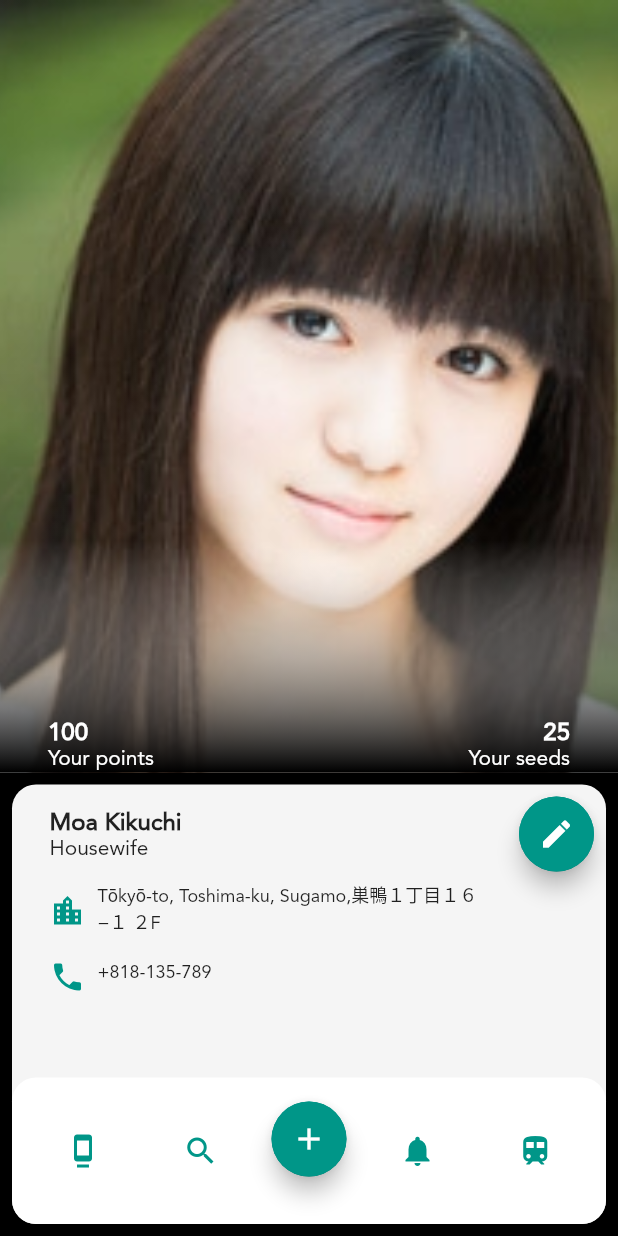
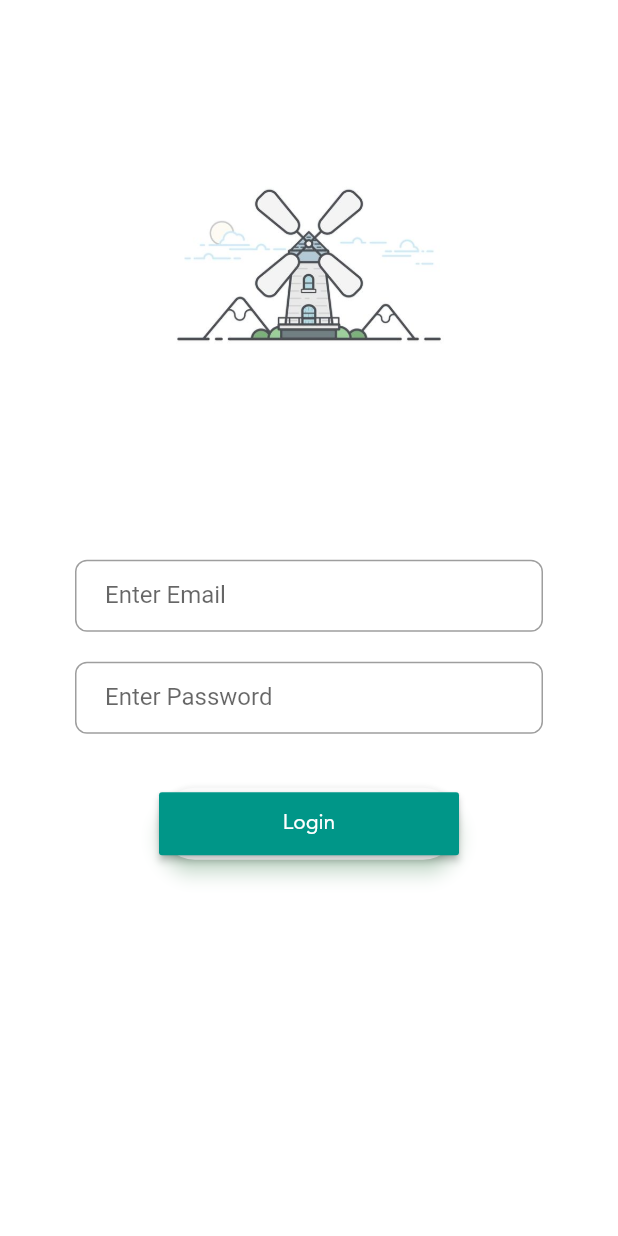
Before and after one commit to illukinati/padishea, a Flutter app: the screen it shows after launch, after a tap on "Login", on a phone screen of 412 x 824 dp. Run offline on Flutter 3.47's test engine with Material 2 defaults, Android fonts, the phone set to English and light mode, and no system bars.

Commit message:
add login screen

```diff
--- a/lib/navigations/padishea_navigator.dart
+++ b/lib/navigations/padishea_navigator.dart
@@ -1,11 +1,13 @@
 import 'package:flutter/material.dart';
 import 'package:padishea/screens/welcome_screen.dart';
 import 'package:padishea/screens/main_screen.dart';
+import 'package:padishea/screens/login_screen.dart';
 
 class PadisheaNavigator {
   static final routes = <String, WidgetBuilder>{
     '/welcome': (BuildContext context) => WelcomeScreen(),
     '/main': (BuildContext context) => MainScreen(),
+    '/login': (BuildContext context) => LoginScreen(),
   };
 
   static void goToWelcome(BuildContext context) {
@@ -16,4 +18,8 @@ class PadisheaNavigator {
   static void gotoMain(BuildContext context) {
     Navigator.pushNamed(context, '/main');
   }
+
+  static void goToLogin(BuildContext context){
+    Navigator.pushNamed(context, '/login');
+  }
 }
--- /dev/null
+++ b/lib/screens/login_screen.dart
@@ -0,0 +1,91 @@
+import 'package:flutter/material.dart';
+import 'package:padishea/navigations/padishea_navigator.dart';
+
+class LoginScreen extends StatefulWidget {
+  @override
+  _LoginScreenState createState() => new _LoginScreenState();
+}
+
+class _LoginScreenState extends State<LoginScreen> {
+  @override
+  Widget build(BuildContext context) {
+    return new Scaffold(
+      backgroundColor: Colors.white,
+      body: new Center(
+        child: new Column(
+          mainAxisAlignment: MainAxisAlignment.center,
+          children: <Widget>[
+            new Expanded(
+              flex: 3,
+              child: new Hero(
+                tag: 'logo-padishea',
+                child: new Container(
+                  width: 200.0,
+                  child: new Image.asset("assets/logo.jpg"),
+                ),
+              ),
+            ),
+            new Expanded(
+              flex: 4,
+              child: new Column(
+                children: <Widget>[
+                  new Container(
+                    margin: const EdgeInsets.fromLTRB(50.0, 20.0, 50.0, 20.0),
+                    child: new TextFormField(
+                      autofocus: false,
+                      decoration: new InputDecoration(
+                        labelText: "Enter Email",
+                        contentPadding:
+                            const EdgeInsets.fromLTRB(20.0, 10.0, 20.0, 10.0),
+                        border: OutlineInputBorder(
+                          borderRadius: BorderRadius.circular(8.0),
+                        ),
+                      ),
+                      keyboardType: TextInputType.emailAddress,
+                    ),
+                  ),
+                  new Container(
+                    margin: const EdgeInsets.fromLTRB(50.0, 0.0, 50.0, 20.0),
+                    child: new TextFormField(
+                      decoration: new InputDecoration(
+                        labelText: "Enter Password",
+                        contentPadding:
+                            const EdgeInsets.fromLTRB(20.0, 10.0, 20.0, 10.0),
+                        border: OutlineInputBorder(
+                          borderRadius: BorderRadius.circular(8.0),
+                        ),
+                      ),
+                      keyboardType: TextInputType.text,
+                      obscureText: true,
+                    ),
+                  ),
+                  new Padding(
+                    padding: const EdgeInsets.symmetric(vertical: 16.0),
+                    child: new Material(
+                      borderRadius: BorderRadius.circular(30.0),
+                      shadowColor: Colors.greenAccent.shade100,
+                      elevation: 5.0,
+                      child: new MaterialButton(
+                        minWidth: 200.0,
+                        height: 42.0,
+                        onPressed: () {
+                          PadisheaNavigator.gotoMain(context);
+                        },
+                        color: Colors.teal,
+                        child: new Text(
+                          'Login',
+                          style: new TextStyle(
+                              color: Colors.white, fontFamily: 'Avenir'),
+                        ),
+                      ),
+                    ),
+                  ),
+                ],
+              ),
+            )
+          ],
+        ),
+      ),
+    );
+  }
+}
--- a/lib/screens/main_screen.dart
+++ b/lib/screens/main_screen.dart
@@ -1,5 +1,4 @@
 import 'package:flutter/material.dart';
-import 'package:flutter/services.dart';
 
 class MainScreen extends StatefulWidget {
   @override
@@ -12,7 +11,6 @@ class _MainScreenState extends State<MainScreen> {
 
   @override
   Widget build(BuildContext context) {
-  SystemChrome.setEnabledSystemUIOverlays([]);
     return new Scaffold(
       body: new Stack(
         fit: StackFit.expand,
--- a/lib/screens/welcome_screen.dart
+++ b/lib/screens/welcome_screen.dart
@@ -31,8 +31,11 @@ class _WelcomeScreenState extends State<WelcomeScreen> {
           ),
           new Expanded(
             flex: 5,
-            child: new Container(
-              child: new Image.asset("assets/logo.jpg"),
+            child: new Hero(
+              tag: 'logo-padishea',
+              child: new Container(
+                child: new Image.asset("assets/logo.jpg"),
+              ),
             ),
           ),
           new Expanded(
@@ -49,7 +52,7 @@ class _WelcomeScreenState extends State<WelcomeScreen> {
                       minWidth: 200.0,
                       height: 42.0,
                       onPressed: () {
-                        PadisheaNavigator.gotoMain(context);
+                        PadisheaNavigator.goToLogin(context);
                       },
                       color: Colors.teal,
                       child: new Text(
```
